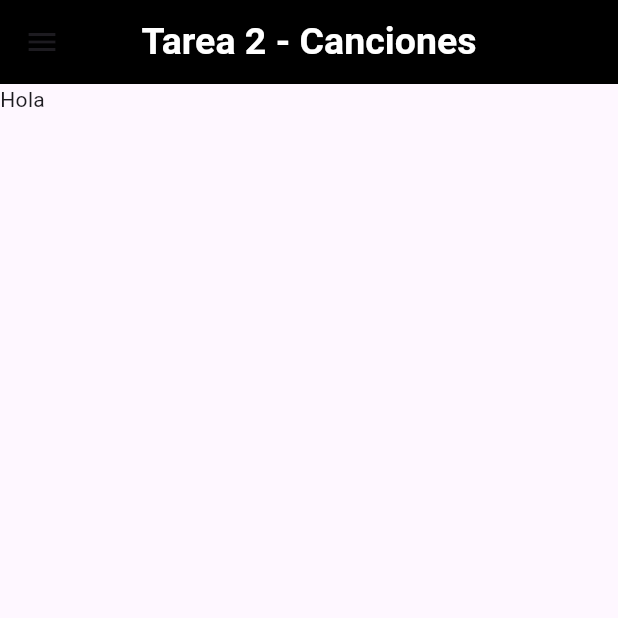
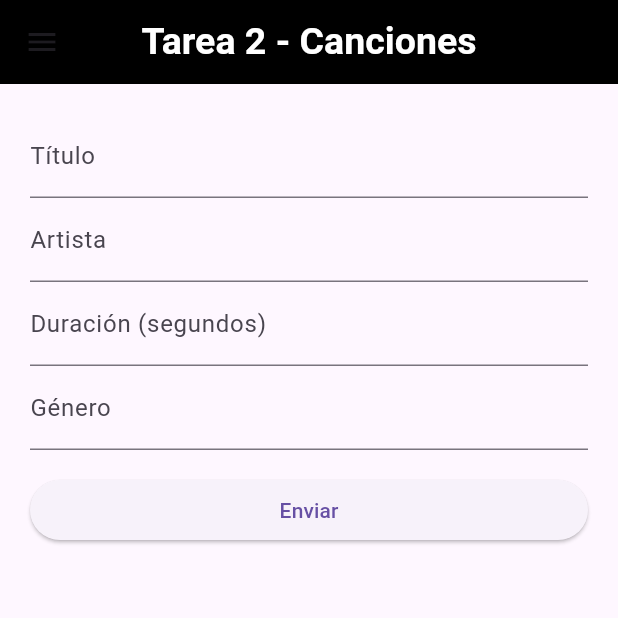
Before and after one commit to gerrycode01/dam_u2_practica2, a Flutter app: the HomePage screen opened directly, on a phone screen of 412 x 824 dp, the top half of it. Run offline on Flutter 3.47's test engine with Material 3 defaults, Android fonts, the phone set to English and light mode, and no system bars; our stand-ins replace shared_preferences; accounts and stored records are empty.

Commit message:
Capturando datos

```diff
--- /dev/null
+++ b/lib/capturar.dart
@@ -0,0 +1,113 @@
+import 'package:flutter/material.dart';
+
+void main() => runApp(MyApp());
+
+class MyApp extends StatelessWidget {
+  @override
+  Widget build(BuildContext context) {
+    return MaterialApp(
+      home: Scaffold(
+        appBar: AppBar(
+          title: Text('Formulario de Canción'),
+        ),
+        body: CancionForm(),
+      ),
+    );
+  }
+}
+
+class CancionForm extends StatefulWidget {
+  @override
+  _CancionFormState createState() => _CancionFormState();
+}
+
+class _CancionFormState extends State<CancionForm> {
+  final _formKey = GlobalKey<FormState>();
+
+  String _titulo = '';
+  String _artista = '';
+  int _duracion = 0;
+  String _genero = '';
+
+  @override
+  Widget build(BuildContext context) {
+    return Form(
+      key: _formKey,
+      child: SingleChildScrollView(
+        padding: const EdgeInsets.all(20.0),
+        child: Column(
+          crossAxisAlignment: CrossAxisAlignment.stretch,
+          children: <Widget>[
+            TextFormField(
+              decoration: const InputDecoration(labelText: 'Título'),
+              validator: (value) {
+                if (value == null || value.isEmpty) {
+                  return 'Por favor ingresa el título de la canción';
+                }
+                return null;
+              },
+              onSaved: (value) {
+                _titulo = value!;
+              },
+            ),
+            TextFormField(
+              decoration: const InputDecoration(labelText: 'Artista'),
+              validator: (value) {
+                if (value == null || value.isEmpty) {
+                  return 'Por favor ingresa el nombre del artista';
+                }
+                return null;
+              },
+              onSaved: (value) {
+                _artista = value!;
+              },
+            ),
+            TextFormField(
+              decoration: const InputDecoration(
+                  labelText: 'Duración (segundos)'),
+              keyboardType: TextInputType.number,
+              validator: (value) {
+                if (value == null || value.isEmpty) {
+                  return 'Por favor ingresa la duración de la canción';
+                }
+                if (int.tryParse(value) == null) {
+                  return 'Por favor ingresa un número válido';
+                }
+                return null;
+              },
+              onSaved: (value) {
+                _duracion = int.parse(value!);
+              },
+            ),
+            TextFormField(
+              decoration: const InputDecoration(labelText: 'Género'),
+              validator: (value) {
+                if (value == null || value.isEmpty) {
+                  return 'Por favor ingresa el género de la canción';
+                }
+                return null;
+              },
+              onSaved: (value) {
+                _genero = value!;
+              },
+            ),
+            Padding(
+              padding: const EdgeInsets.symmetric(vertical: 16.0),
+              child: ElevatedButton(
+                onPressed: () {
+                  if (_formKey.currentState!.validate()) {
+                    _formKey.currentState!.save();
+                    ScaffoldMessenger.of(context).showSnackBar(
+                      const SnackBar(content: Text('Procesando Datos')),
+                    );
+                  }
+                },
+                child: Text('Enviar'),
+              ),
+            ),
+          ],
+        ),
+      ),
+    );
+  }
+}
--- a/lib/myHomePage.dart
+++ b/lib/myHomePage.dart
@@ -1,5 +1,11 @@
 import 'package:dam_u2_tarea2/login.dart';
 import 'package:flutter/material.dart';
+
+import 'capturar.dart';
+
+void main() {
+  runApp(const MyHomePage());
+}
 
 class MyHomePage extends StatelessWidget {
   const MyHomePage({super.key});
@@ -21,6 +27,7 @@ class HomePage extends StatefulWidget {
 }
 
 class _HomePageState extends State<HomePage> {
+  int _indice = 1;
   @override
   Widget build(BuildContext context) {
     return Scaffold(
@@ -36,24 +43,63 @@ class _HomePageState extends State<HomePage> {
         centerTitle: true,
         backgroundColor: Colors.black,
       ),
-      body: const Text('Hola'),
+      body: dinamico(),
       drawer: Drawer(
         child: ListView(
           padding: EdgeInsets.zero,
           children: [
             DrawerHeader(child: const Text('Canciones')),
-            ListTile(title: const Text('CAPTURAR'),),
+            itemDrawer(1, Icons.app_registration, 'CAPTURAR'),
+            itemDrawer(2, Icons.remove_red_eye, 'MOSTRAR'),
+            itemDrawer(3, Icons.delete, 'ELIMINAR'),
+            itemDrawer(4, Icons.update, 'ACTUALIZAR'),
             ListTile(
-              title: const Text('CERRAR SESION'),
+              title: const Row(
+                children: [
+                  Expanded(child: Icon(Icons.close)),
+                  Expanded(flex: 2, child: Text('CERRAR SESION'),)
+                ],
+              ),
               onTap: () {
                 Navigator.push(
                   context,
                   MaterialPageRoute(builder: (context) => Login()),
                 );
-            },)
+              },
+            )
           ],
         ),
       ),
     );
   }
+
+  Widget itemDrawer(int indice, IconData icono, String etiqueta) {
+    return ListTile(
+      onTap: () {
+        setState(() {
+          _indice = indice;
+        });
+        Navigator.pop(context);
+      },
+      title: Row(
+        children: [
+          Expanded(child: Icon(icono)),
+          Expanded(
+            flex: 2,
+            child: Text(etiqueta),
+          ),
+        ],
+      ),
+    );
+  }
+
+  Widget dinamico() {
+    switch(_indice){
+      case 1:{
+        return CancionForm();
+      }
+    }
+    return ListView();
+  }
+
 }
```
Also changed, not shown: 1 other file.
